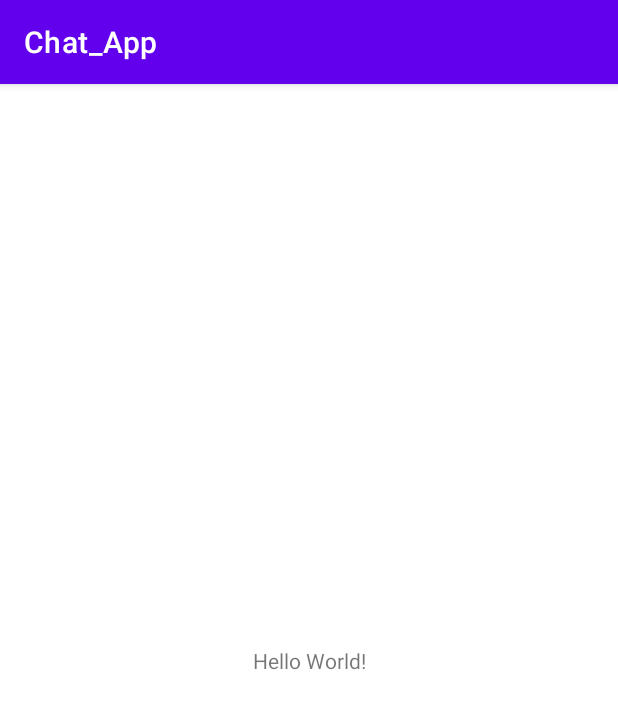
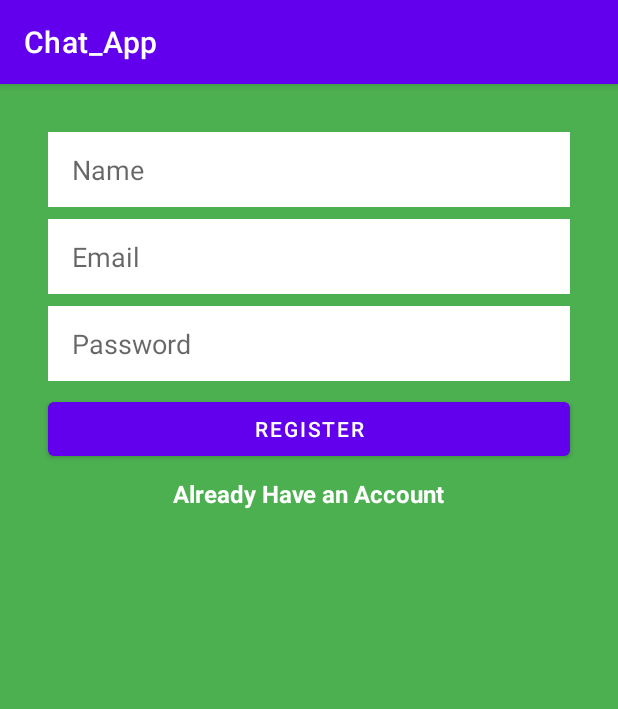
Before and after one commit to AthlonsDev/Chat_App, an Android app: the screen it shows after launch (MainActivity), on a phone screen of 412 x 824 dp. Shown: the top 709 px of the screen. Run offline under Robolectric (Android 15) with nearby library versions, the phone set to English and light mode, and no system bars.

Commit message:
Simple Dummy Login/Register Screens using 2 different layouts and classes with connected wit Intent

```diff
--- a/app/build.gradle
+++ b/app/build.gradle
@@ -40,4 +40,5 @@ dependencies {
     testImplementation 'junit:junit:4.13.2'
     androidTestImplementation 'androidx.test.ext:junit:1.1.3'
     androidTestImplementation 'androidx.test.espresso:espresso-core:3.4.0'
+    apply plugin: "kotlin-android-extensions"
 }
--- a/app/src/main/AndroidManifest.xml
+++ b/app/src/main/AndroidManifest.xml
@@ -18,6 +18,9 @@
                 <category android:name="android.intent.category.LAUNCHER" />
             </intent-filter>
         </activity>
+        <activity android:name=".LoginActivity">
+
+        </activity>
     </application>
 
 </manifest>
--- a/app/src/main/res/layout/activity_main.xml
+++ b/app/src/main/res/layout/activity_main.xml
@@ -4,15 +4,74 @@
     xmlns:tools="http://schemas.android.com/tools"
     android:layout_width="match_parent"
     android:layout_height="match_parent"
-    tools:context=".MainActivity">
+    android:background="#4CAF50"
+    tools:context=".MainActivity" >
+
+    <EditText
+        android:id="@+id/username_edtText"
+        android:layout_width="0dp"
+        android:layout_height="50dp"
+        android:layout_marginStart="32dp"
+        android:layout_marginTop="32dp"
+        android:layout_marginEnd="32dp"
+        android:background="#FFFFFF"
+        android:ems="10"
+        android:hint="Name"
+        android:inputType="textPersonName"
+        android:paddingLeft="16dp"
+        app:layout_constraintEnd_toEndOf="parent"
+        app:layout_constraintStart_toStartOf="parent"
+        app:layout_constraintTop_toTopOf="parent" />
+
+    <EditText
+        android:id="@+id/email_edtText"
+        android:layout_width="0dp"
+        android:layout_height="50dp"
+        android:layout_marginTop="8dp"
+        android:background="#FFFFFF"
+        android:backgroundTint="#FFFFFF"
+        android:ems="10"
+        android:hint="Email"
+        android:inputType="textEmailAddress"
+        android:paddingLeft="16dp"
+        app:layout_constraintEnd_toEndOf="@+id/username_edtText"
+        app:layout_constraintStart_toStartOf="@+id/username_edtText"
+        app:layout_constraintTop_toBottomOf="@+id/username_edtText" />
+
+    <EditText
+        android:id="@+id/pass_editText"
+        android:layout_width="0dp"
+        android:layout_height="50dp"
+        android:layout_marginTop="8dp"
+        android:background="#FFFFFF"
+        android:ems="10"
+        android:hint="Password"
+        android:inputType="textPassword"
+        android:paddingLeft="16dp"
+        app:layout_constraintEnd_toEndOf="@+id/email_edtText"
+        app:layout_constraintStart_toStartOf="@+id/email_edtText"
+        app:layout_constraintTop_toBottomOf="@+id/email_edtText" />
+
+    <Button
+        android:id="@+id/registe_button"
+        android:layout_width="0dp"
+        android:layout_height="wrap_content"
+        android:layout_marginTop="8dp"
+        android:text="Register"
+        app:layout_constraintEnd_toEndOf="@+id/pass_editText"
+        app:layout_constraintStart_toStartOf="@+id/pass_editText"
+        app:layout_constraintTop_toBottomOf="@+id/pass_editText" />
 
     <TextView
+        android:id="@+id/already_have_account"
         android:layout_width="wrap_content"
         android:layout_height="wrap_content"
-        android:text="Hello World!"
-        app:layout_constraintBottom_toBottomOf="parent"
-        app:layout_constraintLeft_toLeftOf="parent"
-        app:layout_constraintRight_toRightOf="parent"
-        app:layout_constraintTop_toTopOf="parent" />
-
+        android:layout_marginTop="8dp"
+        android:text="Already Have an Account"
+        android:textColor="@color/white"
+        android:textSize="16dp"
+        android:textStyle="bold"
+        app:layout_constraintEnd_toEndOf="@+id/registe_button"
+        app:layout_constraintStart_toStartOf="@+id/registe_button"
+        app:layout_constraintTop_toBottomOf="@+id/registe_button" />
 </androidx.constraintlayout.widget.ConstraintLayout>
```
Also changed, not shown: app/src/main/java/com/example/chat_app/LoginActivity.kt (added, +15 -0 lines), app/src/main/java/com/example/chat_app/MainActivity.kt (+23 -0 lines), app/src/main/res/layout/activity_login.xml (added, +49 -0 lines).
